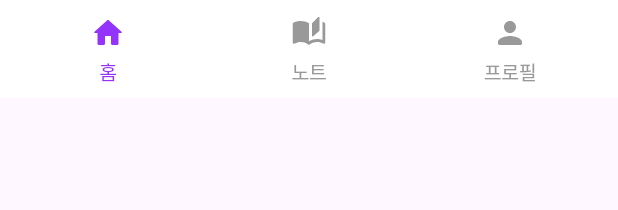
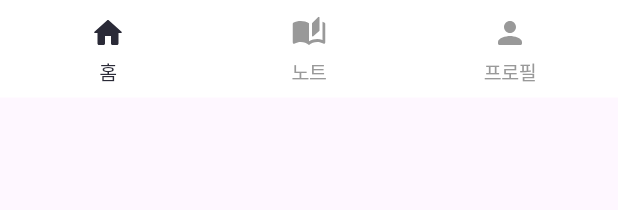
Before and after one commit to team-woozoo/IQUIZ, a Flutter app: the _HomeBottomNavigation widget shown alone on an empty page, opened directly, on a phone screen of 412 x 824 dp. Shown: the top 210 px of the screen. Run offline on Flutter 3.47's test engine with Material 3 defaults, Android fonts, the phone set to English and light mode, and no system bars; our stand-ins replace dio, file_picker, firebase_core, firebase_remote_config, flutter_dotenv, flutter_hooks and 10 more; missing offline and left inert: inspire_blur, pdfx; accounts and stored records are empty; generated files the repository leaves out were written again; Roboto replaces fonts that are missing (pretendard); project files that could hold a hidden picture were left out.

Commit message:
하단 네비게이션 디자인 수정

```diff
--- a/lib/presentation/pages/home/widgets/home_bottom_navigation.p.dart
+++ b/lib/presentation/pages/home/widgets/home_bottom_navigation.p.dart
@@ -8,7 +8,6 @@ class _HomeBottomNavigation extends ConsumerWidget with HomeState, HomeEvent {
     final current = currentNavigationTab(ref);
     final noteSelected = current == HomeNavigationTab.note;
     final profileSelected = current == HomeNavigationTab.profile;
-    final noteStyle = current != HomeNavigationTab.home;
     void select(HomeNavigationTab tab) => onNavigationTabSelected(ref, tab);
     return Material(
       color: AppColor.white,
@@ -25,7 +24,6 @@ class _HomeBottomNavigation extends ConsumerWidget with HomeState, HomeEvent {
                   ? 'assets/icons/note_home.svg'
                   : 'assets/home/home.svg',
               selected: current == HomeNavigationTab.home,
-              noteStyle: noteStyle,
               onTap: () => select(HomeNavigationTab.home),
             ),
             _HomeTabButton(
@@ -35,8 +33,6 @@ class _HomeBottomNavigation extends ConsumerWidget with HomeState, HomeEvent {
                   ? 'assets/icons/note_selected.svg'
                   : 'assets/home/note.svg',
               selected: noteSelected,
-              tint: profileSelected ? AppColor.disabledText : null,
-              noteStyle: noteStyle,
               onTap: () => select(HomeNavigationTab.note),
             ),
             _HomeTabButton(
@@ -47,9 +43,7 @@ class _HomeBottomNavigation extends ConsumerWidget with HomeState, HomeEvent {
                   : noteSelected
                   ? 'assets/icons/note_profile.svg'
                   : 'assets/home/profile.svg',
-              noteStyle: noteStyle,
               selected: profileSelected,
-              tint: profileSelected ? null : AppColor.disabledText,
               onTap: () => select(HomeNavigationTab.profile),
             ),
           ],
@@ -66,8 +60,6 @@ class _HomeTabButton extends StatelessWidget {
     required this.asset,
     this.selected = false,
     this.onTap,
-    this.noteStyle = false,
-    this.tint,
   });
 
   final String label;
@@ -75,8 +67,6 @@ class _HomeTabButton extends StatelessWidget {
   final String asset;
   final bool selected;
   final VoidCallback? onTap;
-  final bool noteStyle;
-  final Color? tint;
 
   @override
   Widget build(BuildContext context) => Expanded(
@@ -102,9 +92,10 @@ class _HomeTabButton extends StatelessWidget {
                       : Alignment.center,
                   child: SvgPicture.asset(
                     asset,
-                    colorFilter: tint == null
-                        ? null
-                        : ColorFilter.mode(tint!, BlendMode.srcIn),
+                    colorFilter: ColorFilter.mode(
+                      selected ? AppColor.iconColor : AppColor.disabledText,
+                      BlendMode.srcIn,
+                    ),
                   ),
                 ),
               ),
@@ -113,11 +104,7 @@ class _HomeTabButton extends StatelessWidget {
                 label,
                 textAlign: TextAlign.center,
                 style: AppTextStyle.medium(13, 13 * 1.45).copyWith(
-                  color: selected
-                      ? noteStyle
-                            ? AppColor.primaryAction
-                            : AppColor.brandColor
-                      : AppColor.disabledText,
+                  color: selected ? AppColor.iconColor : AppColor.disabledText,
                 ),
               ),
             ],
```
Also changed, not shown: assets/icons/note_pdf.svg (added), assets/icons/note_selected.svg.
